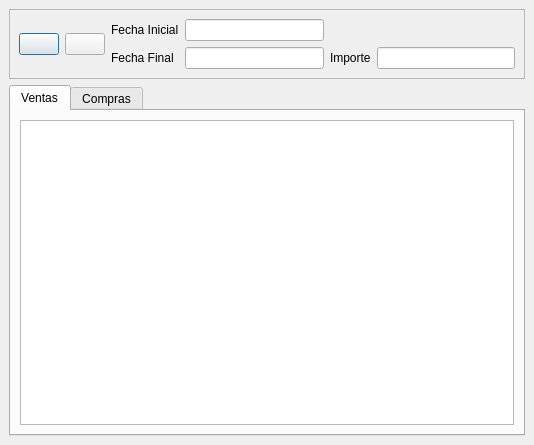
First picture: the form in bulmages/bulmacont/src/contabilidad/modelo347base.ui, repository eboladev/Bulmages-1, before the edit.
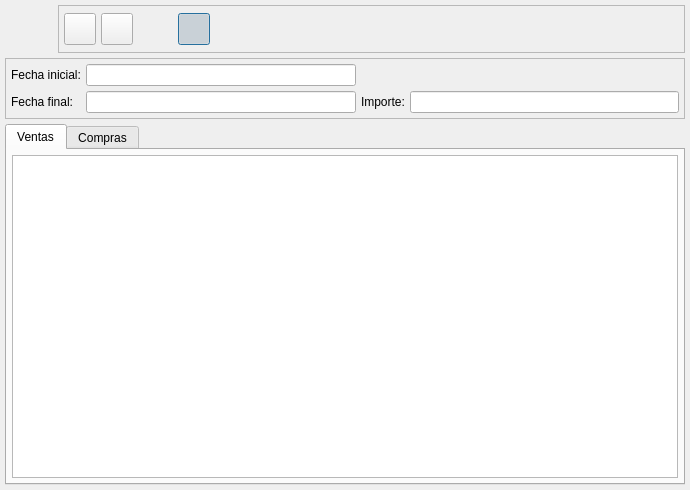
Second picture: the form after the edit. Icons and pictures are not drawn.

Patch:
```diff
--- a/bulmages/bulmacont/src/contabilidad/modelo347base.ui
+++ b/bulmages/bulmacont/src/contabilidad/modelo347base.ui
@@ -6,8 +6,8 @@
    <rect>
     <x>0</x>
     <y>0</y>
-    <width>534</width>
-    <height>445</height>
+    <width>690</width>
+    <height>490</height>
    </rect>
   </property>
   <property name="windowTitle" >
@@ -18,36 +18,70 @@
   </property>
   <layout class="QVBoxLayout" >
    <property name="margin" >
-    <number>9</number>
+    <number>5</number>
    </property>
    <property name="spacing" >
-    <number>6</number>
+    <number>5</number>
    </property>
    <item>
-    <widget class="QFrame" name="frame" >
-     <property name="frameShape" >
-      <enum>QFrame::StyledPanel</enum>
+    <layout class="QHBoxLayout" >
+     <property name="margin" >
+      <number>0</number>
      </property>
-     <property name="frameShadow" >
-      <enum>QFrame::Raised</enum>
+     <property name="spacing" >
+      <number>5</number>
      </property>
-     <layout class="QGridLayout" >
-      <property name="margin" >
-       <number>9</number>
-      </property>
-      <property name="spacing" >
-       <number>6</number>
-      </property>
-      <item rowspan="2" row="0" column="0" >
+     <item>
+      <widget class="QLabel" name="label" >
+       <property name="minimumSize" >
+        <size>
+         <width>48</width>
+         <height>48</height>
+        </size>
+       </property>
+       <property name="maximumSize" >
+        <size>
+         <width>48</width>
+         <height>48</height>
+        </size>
+       </property>
+       <property name="pixmap" >
+        <pixmap resource="../../../bulmages.qrc" >:/BulmaCont32x32/images/png/i_kcmkwm.png</pixmap>
+       </property>
+       <property name="scaledContents" >
+        <bool>true</bool>
+       </property>
+      </widget>
+     </item>
+     <item>
+      <widget class="QFrame" name="frame" >
+       <property name="frameShape" >
+        <enum>QFrame::StyledPanel</enum>
+       </property>
+       <property name="frameShadow" >
+        <enum>QFrame::Raised</enum>
+       </property>
        <layout class="QHBoxLayout" >
         <property name="margin" >
-         <number>0</number>
+         <number>5</number>
         </property>
         <property name="spacing" >
-         <number>6</number>
+         <number>5</number>
         </property>
         <item>
          <widget class="QPushButton" name="m_boton_imprimir" >
+          <property name="minimumSize" >
+           <size>
+            <width>32</width>
+            <height>32</height>
+           </size>
+          </property>
+          <property name="maximumSize" >
+           <size>
+            <width>32</width>
+            <height>32</height>
+           </size>
+          </property>
           <property name="toolTip" >
            <string>Imprimir</string>
           </property>
@@ -55,7 +89,16 @@
            <string comment="Imprimir/Salvar" />
           </property>
           <property name="icon" >
-           <iconset>image1</iconset>
+           <iconset resource="../../../bulmages.qrc" >:/Genericos32x32/images/png/i_filePrint.xpm</iconset>
+          </property>
+          <property name="iconSize" >
+           <size>
+            <width>32</width>
+            <height>32</height>
+           </size>
+          </property>
+          <property name="shortcut" >
+           <string>Ctrl+P</string>
           </property>
           <property name="default" >
            <bool>true</bool>
@@ -67,52 +110,163 @@
         </item>
         <item>
          <widget class="QPushButton" name="m_boton_recalcular" >
+          <property name="minimumSize" >
+           <size>
+            <width>32</width>
+            <height>32</height>
+           </size>
+          </property>
+          <property name="maximumSize" >
+           <size>
+            <width>32</width>
+            <height>32</height>
+           </size>
+          </property>
           <property name="toolTip" >
            <string>Recalcular</string>
           </property>
+          <property name="icon" >
+           <iconset resource="../../../bulmages.qrc" >:/Genericos32x32/images/png/i_reload.png</iconset>
+          </property>
+          <property name="iconSize" >
+           <size>
+            <width>22</width>
+            <height>22</height>
+           </size>
+          </property>
+          <property name="shortcut" >
+           <string>F5</string>
+          </property>
+          <property name="flat" >
+           <bool>false</bool>
+          </property>
+         </widget>
+        </item>
+        <item>
+         <spacer>
+          <property name="orientation" >
+           <enum>Qt::Horizontal</enum>
+          </property>
+          <property name="sizeType" >
+           <enum>QSizePolicy::Fixed</enum>
+          </property>
+          <property name="sizeHint" >
+           <size>
+            <width>40</width>
+            <height>20</height>
+           </size>
+          </property>
+         </spacer>
+        </item>
+        <item>
+         <widget class="QPushButton" name="mui_filtro" >
+          <property name="minimumSize" >
+           <size>
+            <width>32</width>
+            <height>32</height>
+           </size>
+          </property>
+          <property name="maximumSize" >
+           <size>
+            <width>32</width>
+            <height>32</height>
+           </size>
+          </property>
+          <property name="toolTip" >
+           <string>Imprimir</string>
+          </property>
           <property name="text" >
-           <string comment="Recalcular" />
+           <string comment="Imprimir/Salvar" />
           </property>
           <property name="icon" >
-           <iconset>image0</iconset>
+           <iconset resource="../../../bulmages.qrc" >:/Genericos32x32/images/png/i_find.png</iconset>
+          </property>
+          <property name="iconSize" >
+           <size>
+            <width>22</width>
+            <height>22</height>
+           </size>
+          </property>
+          <property name="shortcut" >
+           <string>Ctrl+F</string>
+          </property>
+          <property name="checkable" >
+           <bool>true</bool>
+          </property>
+          <property name="checked" >
+           <bool>true</bool>
+          </property>
+          <property name="default" >
+           <bool>true</bool>
           </property>
           <property name="flat" >
            <bool>false</bool>
           </property>
          </widget>
         </item>
+        <item>
+         <spacer>
+          <property name="orientation" >
+           <enum>Qt::Horizontal</enum>
+          </property>
+          <property name="sizeHint" >
+           <size>
+            <width>40</width>
+            <height>20</height>
+           </size>
+          </property>
+         </spacer>
+        </item>
        </layout>
-      </item>
-      <item row="1" column="4" >
-       <widget class="QLineEdit" name="importe" />
-      </item>
-      <item row="1" column="1" >
-       <widget class="QLabel" name="textLabel1" >
-        <property name="text" >
-         <string>Fecha Final</string>
-        </property>
-       </widget>
-      </item>
-      <item row="0" column="1" >
+      </widget>
+     </item>
+    </layout>
+   </item>
+   <item>
+    <widget class="QFrame" name="frame_2" >
+     <property name="frameShape" >
+      <enum>QFrame::StyledPanel</enum>
+     </property>
+     <property name="frameShadow" >
+      <enum>QFrame::Raised</enum>
+     </property>
+     <layout class="QGridLayout" >
+      <property name="margin" >
+       <number>5</number>
+      </property>
+      <property name="spacing" >
+       <number>5</number>
+      </property>
+      <item row="0" column="0" >
        <widget class="QLabel" name="textLabel1_2" >
         <property name="text" >
-         <string>Fecha Inicial</string>
+         <string>Fecha inicial:</string>
         </property>
        </widget>
       </item>
-      <item row="0" column="2" >
-       <widget class="QLineEdit" name="finicial" />
-      </item>
       <item row="1" column="3" >
-       <widget class="QLabel" name="textLabel3" >
-        <property name="text" >
-         <string>Importe</string>
-        </property>
-       </widget>
+       <widget class="QLineEdit" name="importe" />
       </item>
       <item row="1" column="2" >
+       <widget class="QLabel" name="textLabel3" >
+        <property name="text" >
+         <string>Importe:</string>
+        </property>
+       </widget>
+      </item>
+      <item row="0" column="1" >
+       <widget class="QLineEdit" name="finicial" />
+      </item>
+      <item row="1" column="1" >
        <widget class="QLineEdit" name="ffinal" />
       </item>
+      <item row="1" column="0" >
+       <widget class="QLabel" name="textLabel1" >
+        <property name="text" >
+         <string>Fecha final:</string>
+        </property>
+       </widget>
+      </item>
      </layout>
     </widget>
    </item>
@@ -127,26 +281,26 @@
       </attribute>
       <layout class="QVBoxLayout" >
        <property name="margin" >
-        <number>9</number>
+        <number>5</number>
        </property>
        <property name="spacing" >
-        <number>6</number>
+        <number>5</number>
        </property>
        <item>
         <widget class="QTableWidget" name="tablaventas" />
        </item>
       </layout>
      </widget>
-     <widget class="QWidget" name="tab" >
+     <widget class="QWidget" name="tab2" >
       <attribute name="title" >
        <string>Compras</string>
       </attribute>
       <layout class="QVBoxLayout" >
        <property name="margin" >
-        <number>9</number>
+        <number>5</number>
        </property>
        <property name="spacing" >
-        <number>6</number>
+        <number>5</number>
        </property>
        <item>
         <widget class="QTableWidget" name="tablacompras" />
```
Left out of the diff: 28 changed lines with no effect on the pictures.
